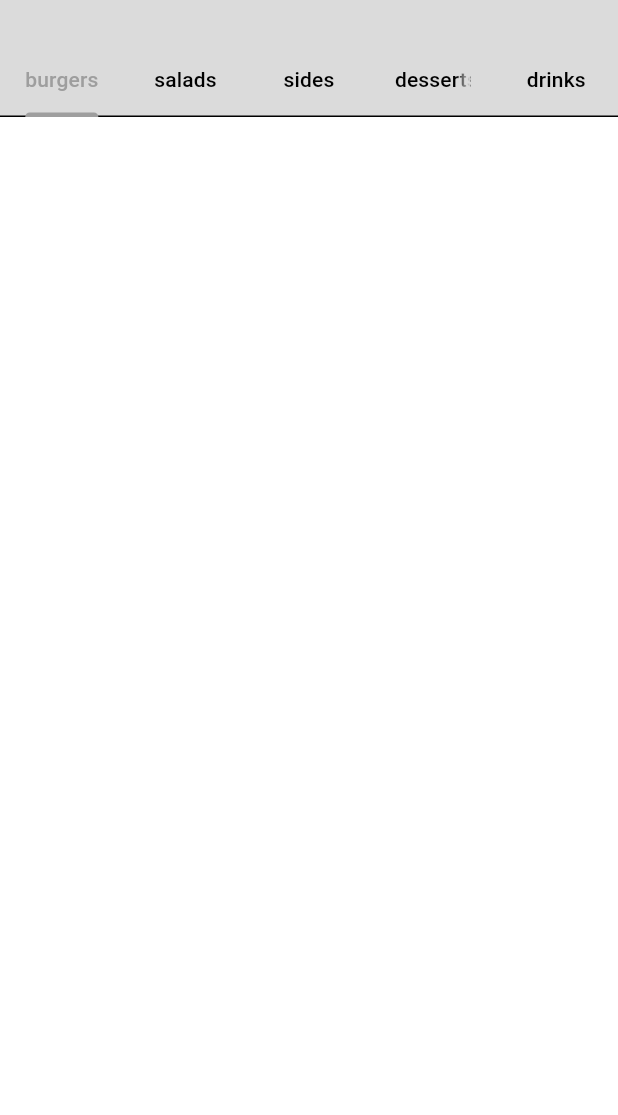
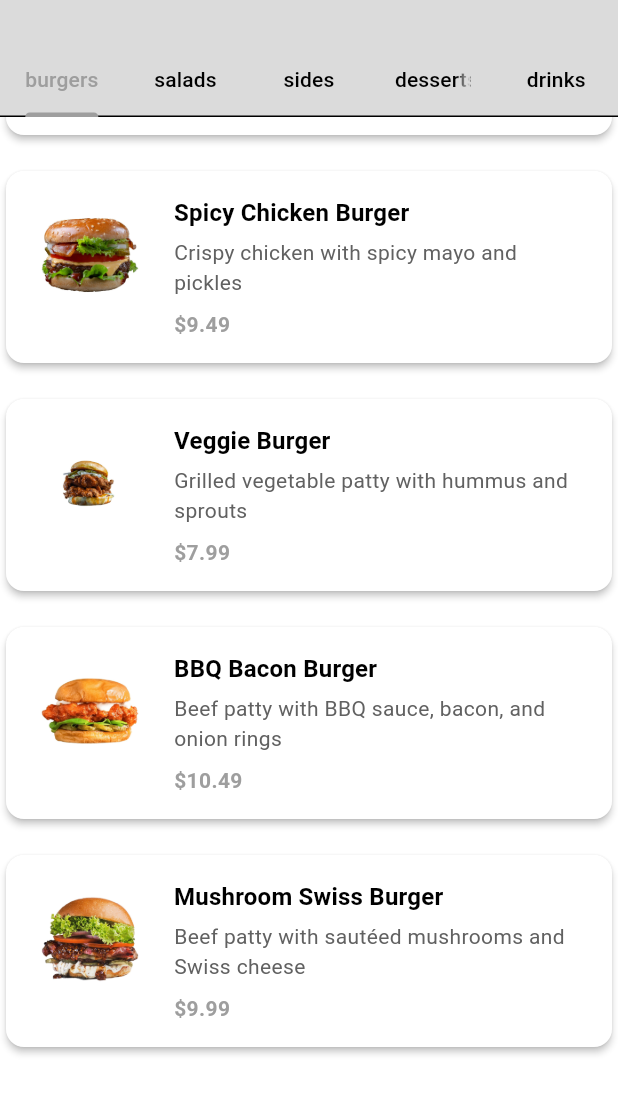
Before and after one commit to FarhahSakinah/Anogi_Delivery, a Flutter app: the screen it shows once a user with an empty profile is signed in, scrolled down 340 dp, on a phone screen of 412 x 824 dp, the part 63-1178 px from its top. Run offline on Flutter 3.47's test engine with Material 3 defaults, Android fonts, the light colour scheme and no system bars; our stand-ins replace cloud_firestore, firebase_auth, firebase_core, flutter_credit_card; accounts and stored records are empty.

Commit message:
feat: Update cart functionality to include quantity parameter and enhance food menu structure

```diff
--- a/lib/component/my_cart_tile.dart
+++ b/lib/component/my_cart_tile.dart
@@ -65,7 +65,7 @@ class MyCartTile extends StatelessWidget {
                     quantity: cartItem.quantity,
                     food: cartItem.food,
                     onIncrement: () {
-                      restaurant.addToCart(cartItem.food, cartItem.sellectedAddons);
+                      restaurant.addToCart(cartItem.food, cartItem.sellectedAddons, 1);
                     },
                     onDecrement: () {
                       restaurant.removeFromCart(cartItem);
--- a/lib/main.dart
+++ b/lib/main.dart
@@ -13,7 +13,7 @@ void main() async {
   runApp(
     MultiProvider(providers: [
       ChangeNotifierProvider(create: (context) => ThemeProvider()),
-        ChangeNotifierProvider(create: (_) => Restaurant()),
+      ChangeNotifierProvider(create: (_) => Restaurant()),
       // restaurant provider
       // ChangeNotifierProvider(create: (context) => Restaurant()),
     ],
--- a/lib/models/restaurant.dart
+++ b/lib/models/restaurant.dart
@@ -1,93 +1,318 @@
 import 'package:flutter/material.dart';
-import 'package:collection/collection.dart';
 import 'package:intl/intl.dart';
-
 import 'food.dart';
-import 'cart_item.dart';  // Make sure this is the correct path
+import 'cart_item.dart';
 
 class Restaurant extends ChangeNotifier {
-  // List of food menu (this part you can keep as you already have)
+  // List of food menu
+  final List<Food> _menu = [
+    // BURGERS
+    Food(
+      name: 'Classic Burger',
+      description: 'Juicy beef patty with lettuce, tomato, and cheese',
+      imagePath: 'lib/images/burgers/1.jpg',
+      price: 8.99,
+      category: FoodCategory.burgers,
+      availableAddons: [
+        Addon(name: "Extra Cheese", price: 0.99),
+        Addon(name: "Bacon", price: 1.49),
+        Addon(name: "Avocado", price: 1.29),
+      ],
+    ),
+    Food(
+      name: 'Spicy Chicken Burger',
+      description: 'Crispy chicken with spicy mayo and pickles',
+      imagePath: 'lib/images/burgers/2.jpg',
+      price: 9.49,
+      category: FoodCategory.burgers,
+      availableAddons: [
+        Addon(name: "Extra Spicy Sauce", price: 0.99),
+        Addon(name: "Onion Rings", price: 1.29),
+      ],
+    ),
+    Food(
+      name: 'Veggie Burger',
+      description: 'Grilled vegetable patty with hummus and sprouts',
+      imagePath: 'lib/images/burgers/3.jpg',
+      price: 7.99,
+      category: FoodCategory.burgers,
+      availableAddons: [
+        Addon(name: "Extra Hummus", price: 0.79),
+        Addon(name: "Feta Cheese", price: 1.19),
+      ],
+    ),
+    Food(
+      name: 'BBQ Bacon Burger',
+      description: 'Beef patty with BBQ sauce, bacon, and onion rings',
+      imagePath: 'lib/images/burgers/4.jpg',
+      price: 10.49,
+      category: FoodCategory.burgers,
+      availableAddons: [
+        Addon(name: "Extra BBQ Sauce", price: 0.99),
+        Addon(name: "Coleslaw", price: 1.29),
+      ],
+    ),
+    Food(
+      name: 'Mushroom Swiss Burger',
+      description: 'Beef patty with sautéed mushrooms and Swiss cheese',
+      imagePath: 'lib/images/burgers/5.jpg',
+      price: 9.99,
+      category: FoodCategory.burgers,
+      availableAddons: [
+        Addon(name: "Extra Mushrooms", price: 0.89),
+        Addon(name: "Garlic Aioli", price: 0.99),
+      ],
+    ),
 
-  final List<Food> _menu = [
-    // Your food items (not shown here to save space)
+    // SALADS
+    Food(
+      name: 'Caesar Salad',
+      description: 'Crisp romaine lettuce with Caesar dressing and croutons',
+      imagePath: 'lib/images/salads/11.jpg',
+      price: 6.99,
+      category: FoodCategory.salads,
+      availableAddons: [
+        Addon(name: "Grilled Chicken", price: 2.49),
+        Addon(name: "Extra Dressing", price: 0.49),
+      ],
+    ),
+    Food(
+      name: 'Greek Salad',
+      description: 'Mixed greens with feta cheese, olives, and vinaigrette',
+      imagePath: 'lib/images/salads/12.jpg',
+      price: 7.49,
+      category: FoodCategory.salads,
+      availableAddons: [
+        Addon(name: "Extra Feta", price: 0.99),
+        Addon(name: "Olives", price: 0.79),
+      ],
+    ),
+    Food(
+      name: 'Caprese Salad',
+      description: 'Fresh mozzarella, tomatoes, and basil with balsamic glaze',
+      imagePath: 'lib/images/salads/13.jpg',
+      price: 7.99,
+      category: FoodCategory.salads,
+      availableAddons: [
+        Addon(name: "Balsamic Reduction", price: 0.49),
+        Addon(name: "Avocado", price: 1.29),
+      ],
+    ),
+    Food(
+      name: 'Spinach Salad',
+      description: 'Baby spinach with strawberries, walnuts, and goat cheese',
+      imagePath: 'lib/images/salads/14.jpg',
+      price: 8.49,
+      category: FoodCategory.salads,
+      availableAddons: [
+        Addon(name: "Grilled Salmon", price: 3.99),
+        Addon(name: "Honey Mustard Dressing", price: 0.49),
+      ],
+    ),
+    Food(
+      name: 'Asian Chicken Salad',
+      description: 'Mixed greens with grilled chicken, mandarin oranges, and sesame dressing',
+      imagePath: 'lib/images/salads/15.jpg',
+      price: 8.99,
+      category: FoodCategory.salads,
+      availableAddons: [
+        Addon(name: "Extra Chicken", price: 2.49),
+        Addon(name: "Sesame Seeds", price: 0.49),
+      ],
+    ),
+
+    // SIDES
+    Food(
+      name: 'French Fries',
+      description: 'Crispy golden fries with a side of ketchup',
+      imagePath: 'lib/images/sides/21.jpg',
+      price: 2.99,
+      category: FoodCategory.sides,
+      availableAddons: [
+        Addon(name: "Cheese Sauce", price: 0.99),
+        Addon(name: "Chili", price: 1.49),
+      ],
+    ),
+    Food(
+      name: 'Onion Rings',
+      description: 'Crispy battered onion rings with ranch dipping sauce',
+      imagePath: 'lib/images/sides/22.jpg',
+      price: 3.49,
+      category: FoodCategory.sides,
+      availableAddons: [
+        Addon(name: "Spicy Ranch", price: 0.49),
+        Addon(name: "BBQ Sauce", price: 0.49),
+      ],
+    ),
+    Food(
+      name: 'Mozzarella Sticks',
+      description: 'Fried mozzarella sticks with marinara sauce',
+      imagePath: 'lib/images/sides/23.jpg',
+      price: 4.49,
+      category: FoodCategory.sides,
+      availableAddons: [
+        Addon(name: "Extra Marinara", price: 0.49),
+        Addon(name: "Parmesan Cheese", price: 0.79),
+      ],
+    ),
+
+    // DESSERTS
+    Food(
+      name: 'Chocolate Lava Cake',
+      description: 'Warm chocolate cake with a gooey molten center',
+      imagePath: 'lib/images/desserts/6.jpg',
+      price: 5.99,
+      category: FoodCategory.desserts,
+      availableAddons: [
+        Addon(name: "Vanilla Ice Cream", price: 1.49),
+        Addon(name: "Whipped Cream", price: 0.49),
+      ],
+    ),
+    Food(
+      name: 'Cheesecake',
+      description: 'Creamy cheesecake with a graham cracker crust',
+      imagePath: 'lib/images/desserts/7.jpg',
+      price: 4.99,
+      category: FoodCategory.desserts,
+      availableAddons: [
+        Addon(name: "Strawberry Sauce", price: 0.79),
+        Addon(name: "Chocolate Drizzle", price: 0.79),
+      ],
+    ),
+    Food(
+      name: 'Apple Pie',
+      description: 'Classic apple pie with a flaky crust and cinnamon',
+      imagePath: 'lib/images/desserts/8.jpg',
+      price: 3.99,
+      category: FoodCategory.desserts,
+      availableAddons: [
+        Addon(name: "Vanilla Ice Cream", price: 1.49),
+        Addon(name: "Caramel Sauce", price: 0.79),
+      ],
+    ),
+    Food(
+      name: 'Brownie Sundae',
+      description: 'Warm brownie topped with ice cream and chocolate sauce',
+      imagePath: 'lib/images/desserts/9.jpg',
+      price: 6.49,
+      category: FoodCategory.desserts,
+      availableAddons: [
+        Addon(name: "Extra Brownie", price: 1.49),
+        Addon(name: "Nuts", price: 0.79),
+      ],
+    ),
+    Food(
+      name: 'Tiramisu',
+      description: 'Classic Italian dessert with coffee-soaked ladyfingers and mascarpone cheese',
+      imagePath: 'lib/images/desserts/10.jpg',
+      price: 5.49,
+      category: FoodCategory.desserts,
+      availableAddons: [
+        Addon(name: "Cocoa Powder", price: 0.49),
+        Addon(name: "Chocolate Shavings", price: 0.79),
+      ],
+    ),
+
+    // DRINKS
+    Food(
+      name: 'Coca-Cola',
+      description: 'Classic Coca-Cola soft drink',
+      imagePath: 'lib/images/drinks/20.jpg',
+      price: 1.99,
+      category: FoodCategory.drinks,
+      availableAddons: [
+        Addon(name: "Lemon Slice", price: 0.29),
+        Addon(name: "Ice", price: 0.00),
+      ],
+    ),
+    Food(
+      name: 'Iced Tea',
+      description: 'Refreshing iced tea with lemon',
+      imagePath: 'lib/images/drinks/21.jpg',
+      price: 2.49,
+      category: FoodCategory.drinks,
+      availableAddons: [
+        Addon(name: "Mint Leaves", price: 0.29),
+        Addon(name: "Sweetener", price: 0.19),
+      ],
+    ),
+    Food(
+      name: 'Lemonade',
+      description: 'Freshly squeezed lemonade',
+      imagePath: 'lib/images/drinks/22.jpg',
+      price: 2.99,
+      category: FoodCategory.drinks,
+      availableAddons: [
+        Addon(name: "Extra Lemon", price: 0.29),
+        Addon(name: "Mint", price: 0.19),
+      ],
+    ),
+    Food(
+      name: 'Coffee',
+      description: 'Freshly brewed coffee',
+      imagePath: 'lib/images/drinks/23.jpg',
+      price: 1.99,
+      category: FoodCategory.drinks,
+      availableAddons: [
+        Addon(name: "Cream", price: 0.19),
+        Addon(name: "Sugar", price: 0.19),
+      ],
+    ),
+    Food(
+      name: 'Milkshake',
+      description: 'Creamy milkshake with your choice of flavor',
+      imagePath: 'lib/images/drinks/24.jpg',
+      price: 3.99,
+      category: FoodCategory.drinks,
+      availableAddons: [
+        Addon(name: "Extra Flavor", price: 0.99),
+        Addon(name: "Whipped Cream", price: 0.49),
+      ],
+    ),
   ];
 
-  // ✅ Expose the menu publicly
+
+
+  // ✅ Cart List
+  final List<CartItem> _cart = [];
+
+  // ✅ Getter: Menu
   List<Food> get menu => _menu;
 
-  // ✅ Get food by name
-  Food? getFoodByName(String name) {
-    return _menu.firstWhereOrNull(
-      (food) => food.name.toLowerCase() == name.toLowerCase(),
-    );
-  }
-
-  // ✅ Get foods by category
-  List<Food> getFoodsByCategory(FoodCategory category) {
-    return _menu.where((food) => food.category == category).toList();
-  }
-
-  // ✅ Cart operations
-  final List<CartItem> _cart = [];
-
-  // ✅ Expose cart publicly
+  // ✅ Getter: Cart
   List<CartItem> get cart => _cart;
 
-  void addToCart(Food food, List<Addon> selectedAddons) {
-    CartItem? existingItem = _cart.firstWhereOrNull((item) {
-      bool sameFood = item.food == food;
-      bool sameAddons = const ListEquality().equals(item.sellectedAddons, selectedAddons);
-      return sameFood && sameAddons;
-    });
-
-    if (existingItem != null) {
-      existingItem.quantity++;
-    } else {
-      _cart.add(CartItem(food: food, sellectedAddons: selectedAddons, quantity: 1));
-    }
-
+  // ✅ Add to Cart
+  void addToCart(Food food, List<Addon> selectedAddons, int quantity) {
+    _cart.add(CartItem(food: food, sellectedAddons: selectedAddons, quantity: quantity));
     notifyListeners();
   }
 
-  void removeFromCart(CartItem cartItem) {
-    int index = _cart.indexOf(cartItem);
-    if (index != -1) {
-      if (_cart[index].quantity > 1) {
-        _cart[index].quantity--;
-      } else {
-        _cart.removeAt(index);
-      }
-      notifyListeners();
-    }
+  // ✅ Remove from Cart
+  void removeFromCart(CartItem item) {
+    _cart.remove(item);
+    notifyListeners();
   }
 
+  // ✅ Clear Cart
   void clearCart() {
     _cart.clear();
     notifyListeners();
   }
 
-  double get totalPrice {
-    double total = 0.0;
-    for (var item in _cart) {
-      double itemTotal = item.food.price;
-      for (var addon in item.sellectedAddons) {
-        itemTotal += addon.price;
-      }
-      total += itemTotal * item.quantity;
-    }
-    return total;
+  // ✅ Total Price
+  double get gettotalPrice {
+    return _cart.fold(0, (sum, item) => sum + item.totalPrice);
   }
 
-  int get totalItems {
-    int total = 0;
-    for (var item in _cart) {
-      total += item.quantity;
-    }
-    return total;
+  // ✅ Total Items
+  int get getTotalItems {
+    return _cart.fold(0, (sum, item) => sum + item.quantity);
   }
 
+  // ✅ Price Formatter
   String formatPrice(double price) {
-    return '\$${price.toStringAsFixed(2)}';
+    return "\$${price.toStringAsFixed(2)}";
   }
 
   // ✅ Generate Receipt
@@ -111,8 +336,8 @@ class Restaurant extends ChangeNotifier {
     }
 
     receipt.writeln("---------------");
-    receipt.writeln("Total Items: $totalItems");
-    receipt.writeln("Total Price: ${formatPrice(totalPrice)}");
+    receipt.writeln("Total Items: $getTotalItems");
+    receipt.writeln("Total Price: ${formatPrice(gettotalPrice)}");
 
     return receipt.toString();
   }
--- a/lib/pages/food_page.dart
+++ b/lib/pages/food_page.dart
@@ -38,7 +38,7 @@ class _FoodPageState extends State<FoodPage> {
     }
 
     // add to cart using Provider
-    Provider.of<Restaurant>(context, listen: false).addToCart(food, currentlySelectedAddons);  // ✅ FIXED
+    Provider.of<Restaurant>(context, listen: false).addToCart(food, currentlySelectedAddons, 1);  // Pass quantity as the third argument
   }
 
   @override
--- a/lib/pages/home_page.dart
+++ b/lib/pages/home_page.dart
@@ -87,10 +87,13 @@ class _HomePageState extends State<HomePage> with SingleTickerProviderStateMixin
             )),
         ],
 
-        body: Consumer<Restaurant>(builder:(context, restaurant, child) => TabBarView(
-          controller: _tabController,
-          children: getFoodInThisCategory(restaurant.menu),
-        ),
+        body: Consumer<Restaurant>(builder:(context, restaurant, child) {
+
+          return TabBarView(
+            controller: _tabController,
+            children: getFoodInThisCategory(restaurant.menu),
+          );
+        },
         ),
       ),
     );
```
